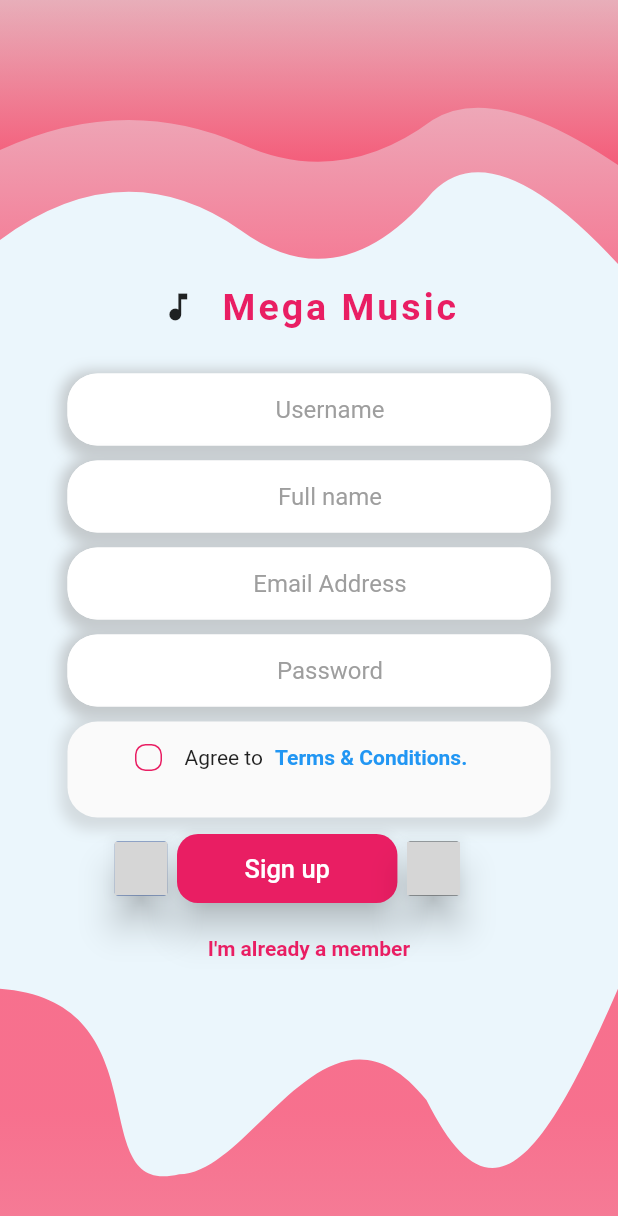
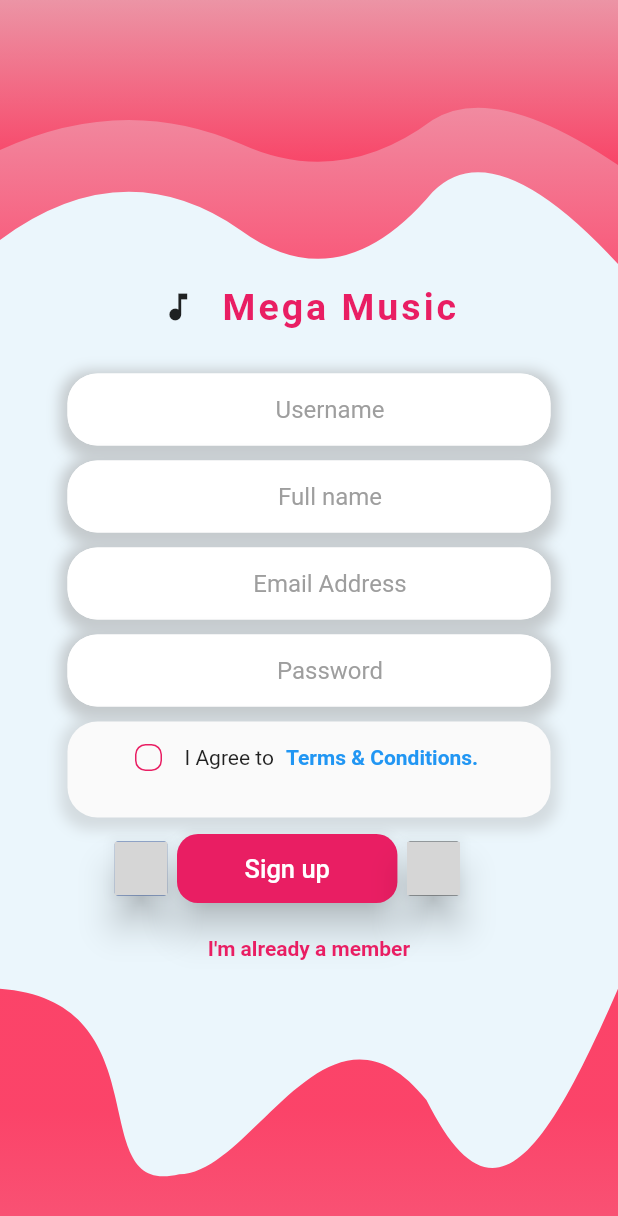
Before and after one commit to glULTRA/mysocial, a Flutter app: the screen it shows after launch, after a tap on "Register now", on a phone screen of 412 x 824 dp. Shown: the top 1216 px of the screen. Run offline on Flutter 3.47's test engine with Material 2 defaults, Android fonts, the phone set to English and light mode, and no system bars; our stand-ins replace firebase_auth, firebase_core, flutter_signin_button, flutter_spinkit; accounts and stored records are empty; grey boxes are pictures that could not be loaded.

Commit message:
Curves have been updated

```diff
--- a/lib/screens/authenticate/login.dart
+++ b/lib/screens/authenticate/login.dart
@@ -57,7 +57,7 @@ class _LoginState extends State<Login> {
                     ),
                   ),
                   Opacity(
-                    opacity: 0.670,
+                    opacity: 0.750,
                     alwaysIncludeSemantics: true,
                     child: Container(
                       height: 320,
@@ -68,7 +68,7 @@ class _LoginState extends State<Login> {
                     ),
                   ),
                   Opacity(
-                    opacity: 0.60,
+                    opacity: 0.80,
                     child: Container(
                       height: device_size.height,
                       child: CustomPaint(
--- a/lib/screens/authenticate/register.dart
+++ b/lib/screens/authenticate/register.dart
@@ -63,7 +63,7 @@ class _RegisterState extends State<Register> {
                         ),
                       ),
                       Opacity(
-                        opacity: 0.670,
+                        opacity: 0.750,
                         alwaysIncludeSemantics: true,
                         child: Container(
                           height: 320,
@@ -74,7 +74,7 @@ class _RegisterState extends State<Register> {
                         ),
                       ),
                       Opacity(
-                        opacity: 0.60,
+                        opacity: 0.80,
                         child: Container(
                           height: isValidate
                               ? device_size.height
@@ -186,7 +186,7 @@ class _RegisterState extends State<Register> {
                                             checkColor: Colors.white,
                                           ),
                                           Text(
-                                            "Agree to",
+                                            "I Agree to",
                                           ),
                                           TextButton(
                                             onPressed: () {
--- a/lib/shared/shapes/wave.dart
+++ b/lib/shared/shapes/wave.dart
@@ -35,7 +35,7 @@ class Wave extends CustomPainter {
         end: Alignment.topCenter,
         tileMode: TileMode.clamp,
         colors: [Colors.redAccent[400]!, Colors.grey[300]!],
-      ).createShader(Offset(0, -(size.height / 4)) & size);
+      ).createShader(Offset(0, -(size.height * 0.38)) & size);
 
     canvas.drawPath(bezierPath, bezierPaint);
   }
--- a/pubspec.yaml
+++ b/pubspec.yaml
@@ -64,7 +64,6 @@ flutter:
 
   assets:
     - assets/
-    - assets
     - assets/terms.txt
 
   # To add assets to your application, add an assets section, like this:
```
